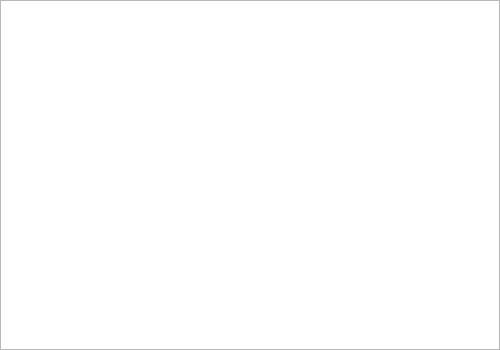
Qt form Example/GUI/console.ui (MatthieuHernandez/NeuralNetworkTest) before a commit.
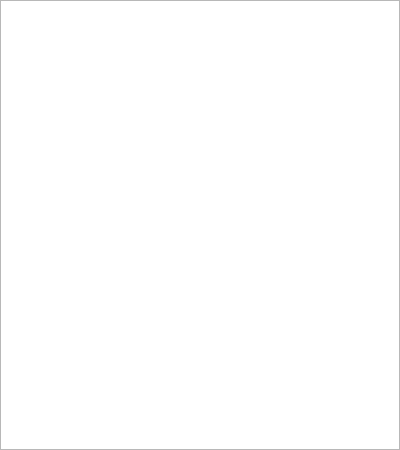
The same form after that commit.

Patch:
```diff
--- a/Example/GUI/console.ui
+++ b/Example/GUI/console.ui
@@ -1,25 +1,25 @@
 <?xml version="1.0" encoding="UTF-8"?>
 <ui version="4.0">
- <class>Dialog</class>
- <widget class="QDialog" name="Dialog">
+ <class>Form</class>
+ <widget class="QWidget" name="Form">
   <property name="geometry">
    <rect>
 	<x>0</x>
 	<y>0</y>
-	<width>500</width>
-	<height>350</height>
+    <width>400</width>
+    <height>450</height>
    </rect>
   </property>
   <property name="windowTitle">
    <string>Dialog</string>
   </property>
-  <widget class="QTextEdit" name="textEdit">
+  <widget class="QTextBrowser" name="textBrowser">
    <property name="geometry">
 	<rect>
 	 <x>0</x>
 	 <y>0</y>
-	 <width>500</width>
-	 <height>350</height>
+     <width>400</width>
+     <height>450</height>
 	</rect>
    </property>
   </widget>
```
Left out of the diff: 2 changed lines with no effect on the pictures. Lines whose indentation alone changed are shown as unchanged.
